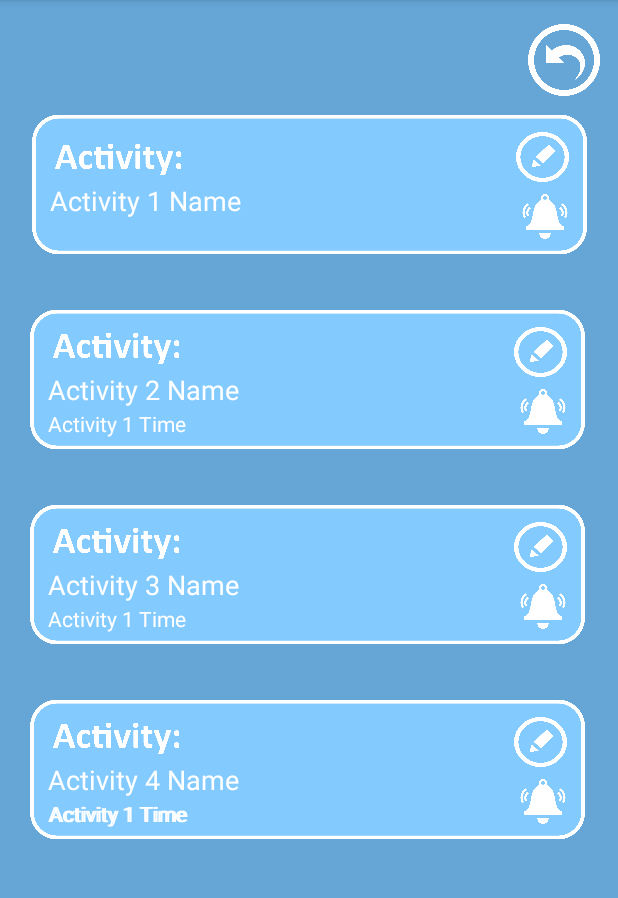
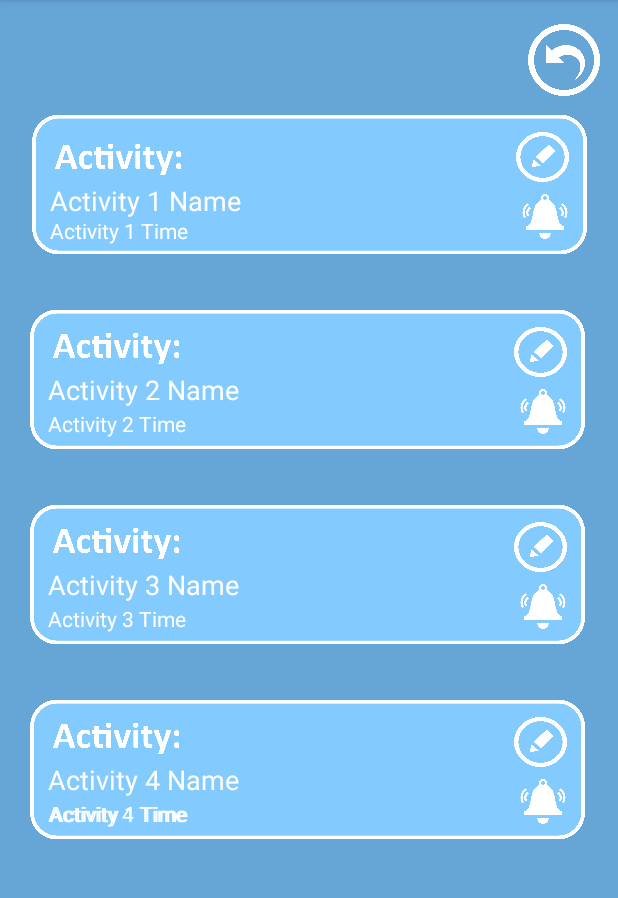
Before and after one commit to SarahBrown97/LocaNote-1, an Android app: the menu_default screen opened directly, with no data from a screen before it, on a phone screen of 412 x 824 dp, the part 84-982 px from its top. Run offline under Robolectric (Android 15) with nearby library versions, the phone set to English and light mode, and no system bars.

Commit message:
Final Upd8
Minor fixes made to layout. Ready for dev.

```diff
--- a/Passive/app/src/main/res/layout/activity_menu_default.xml
+++ b/Passive/app/src/main/res/layout/activity_menu_default.xml
@@ -211,18 +211,30 @@
         android:layout_width="224dp"
         android:layout_height="25dp"
         android:layout_marginStart="12dp"
-        android:text="Activity 1 Time"
+        android:text="Activity 2 Time"
         android:textColor="#FFFFFF"
         android:textSize="14sp"
         app:layout_constraintStart_toStartOf="@+id/imageView2"
         app:layout_constraintTop_toBottomOf="@+id/editact4_activity1_name" />
 
     <TextView
+        android:id="@+id/menu_activity2_time4"
+        android:layout_width="224dp"
+        android:layout_height="25dp"
+        android:layout_marginStart="12dp"
+        android:layout_marginTop="80dp"
+        android:text="Activity 1 Time"
+        android:textColor="#FFFFFF"
+        android:textSize="14sp"
+        app:layout_constraintStart_toStartOf="@+id/imageView"
+        app:layout_constraintTop_toTopOf="@+id/imageView" />
+
+    <TextView
         android:id="@+id/menu_activity3_time"
         android:layout_width="224dp"
         android:layout_height="25dp"
         android:layout_marginStart="12dp"
-        android:text="Activity 1 Time"
+        android:text="Activity 3 Time"
         android:textColor="#FFFFFF"
         android:textSize="14sp"
         app:layout_constraintStart_toStartOf="@+id/imageView3"
@@ -233,7 +245,7 @@
         android:layout_width="224dp"
         android:layout_height="25dp"
         android:layout_marginStart="12dp"
-        android:text="Activity 1 Time"
+        android:text="Activity 4 Time"
         android:textColor="#FFFFFF"
         android:textSize="14sp"
         app:layout_constraintStart_toStartOf="@+id/imageView4"
```
Also changed, not shown: Active/app/src/main/res/layout/activity_edit1.xml (+12 -0 lines), Active/app/src/main/res/layout/activity_edit_2.xml (+12 -0 lines), Active/app/src/main/res/layout/activity_edit_3.xml (+12 -0 lines), Active/app/src/main/res/layout/activity_menu_default.xml (+14 -2 lines), Passive/app/src/main/res/layout/activity_edit1.xml (+12 -0 lines), Passive/app/src/main/res/layout/activity_edit_2.xml (+12 -0 lines), Passive/app/src/main/res/layout/activity_edit_3.xml (+12 -0 lines).
